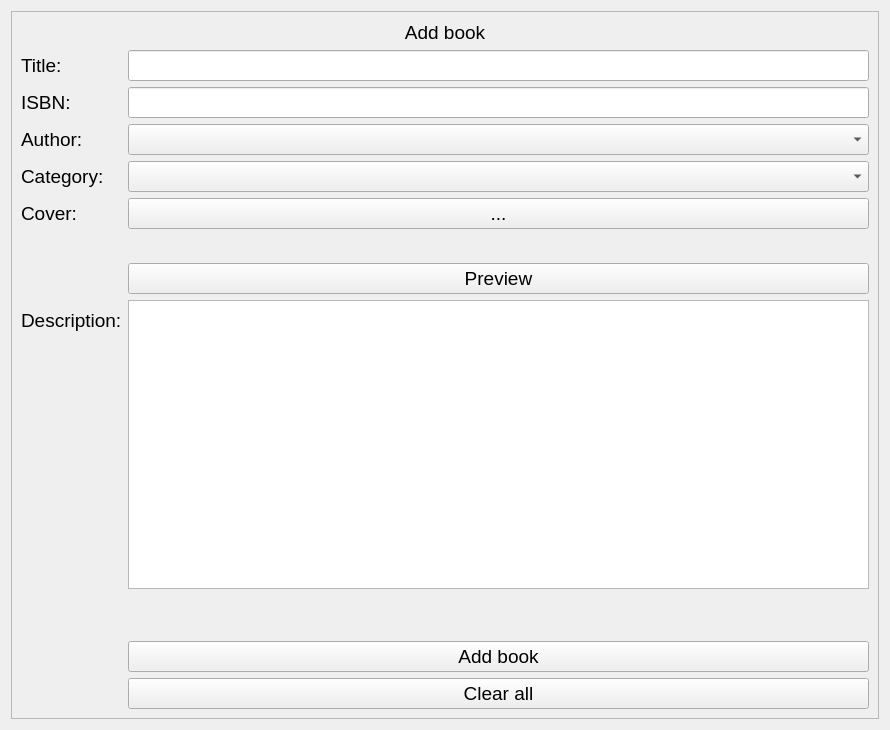
First picture: the form in assets/XML/addBook_window.ui, repository nisaia/P-yQt-ersonal-management-system, before the edit.
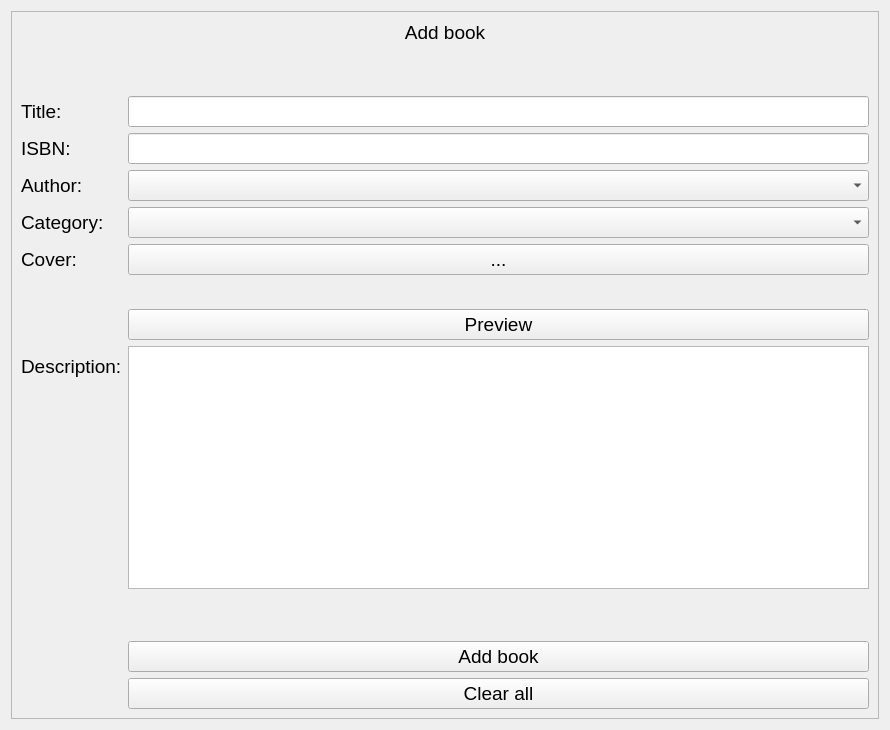
Second picture: the form after the edit.

The edit to the form file:
```diff
--- a/assets/XML/addBook_window.ui
+++ b/assets/XML/addBook_window.ui
@@ -31,35 +31,35 @@
       <enum>QFrame::Raised</enum>
      </property>
      <layout class="QFormLayout" name="formLayout">
-      <item row="3" column="0">
+      <item row="4" column="0">
        <widget class="QLabel" name="isbn_label">
         <property name="text">
          <string>ISBN:</string>
         </property>
        </widget>
       </item>
-      <item row="5" column="0">
+      <item row="6" column="0">
        <widget class="QLabel" name="author_label">
         <property name="text">
          <string>Author:</string>
         </property>
        </widget>
       </item>
-      <item row="7" column="0">
+      <item row="8" column="0">
        <widget class="QLabel" name="category_label">
         <property name="text">
          <string>Category:</string>
         </property>
        </widget>
       </item>
-      <item row="10" column="0">
+      <item row="11" column="0">
        <widget class="QLabel" name="cover_label">
         <property name="text">
          <string>Cover:</string>
         </property>
        </widget>
       </item>
-      <item row="1" column="0">
+      <item row="2" column="0">
        <widget class="QLabel" name="bookTitle_label">
         <property name="text">
          <string>Title:</string>
@@ -76,19 +76,19 @@
         </property>
        </widget>
       </item>
-      <item row="1" column="1">
+      <item row="2" column="1">
        <widget class="QLineEdit" name="bookTitle_lineEdit"/>
       </item>
-      <item row="3" column="1">
+      <item row="4" column="1">
        <widget class="QLineEdit" name="isbn_lineEdit"/>
       </item>
-      <item row="5" column="1">
+      <item row="6" column="1">
        <widget class="QComboBox" name="author_comboBox"/>
       </item>
-      <item row="7" column="1">
+      <item row="8" column="1">
        <widget class="QComboBox" name="category_comboBox"/>
       </item>
-      <item row="10" column="1">
+      <item row="11" column="1">
        <widget class="QPushButton" name="uploadCover_button">
         <property name="cursor">
          <cursorShape>ArrowCursor</cursorShape>
@@ -98,21 +98,21 @@
         </property>
        </widget>
       </item>
-      <item row="12" column="1">
+      <item row="13" column="1">
        <widget class="QPushButton" name="preview_button">
         <property name="text">
          <string>Preview</string>
         </property>
        </widget>
       </item>
-      <item row="16" column="0">
+      <item row="17" column="0">
        <widget class="QLabel" name="description_label">
         <property name="text">
          <string>Description:</string>
         </property>
        </widget>
       </item>
-      <item row="16" column="1">
+      <item row="17" column="1">
        <widget class="QPlainTextEdit" name="description_plainTextEdit"/>
       </item>
       <item row="22" column="1">
@@ -129,14 +129,30 @@
         </property>
        </widget>
       </item>
-      <item row="11" column="1">
+      <item row="12" column="1">
        <widget class="QLabel" name="coverPath_label">
         <property name="text">
          <string/>
         </property>
        </widget>
       </item>
-      <item row="19" column="1">
+      <item row="1" column="0" colspan="2">
+       <spacer name="verticalSpacer_2">
+        <property name="orientation">
+         <enum>Qt::Vertical</enum>
+        </property>
+        <property name="sizeType">
+         <enum>QSizePolicy::Preferred</enum>
+        </property>
+        <property name="sizeHint" stdset="0">
+         <size>
+          <width>20</width>
+          <height>40</height>
+         </size>
+        </property>
+       </spacer>
+      </item>
+      <item row="20" column="0" colspan="2">
        <spacer name="verticalSpacer">
         <property name="orientation">
          <enum>Qt::Vertical</enum>
```
Left out of the diff: 14 changed lines with no effect on the pictures.
